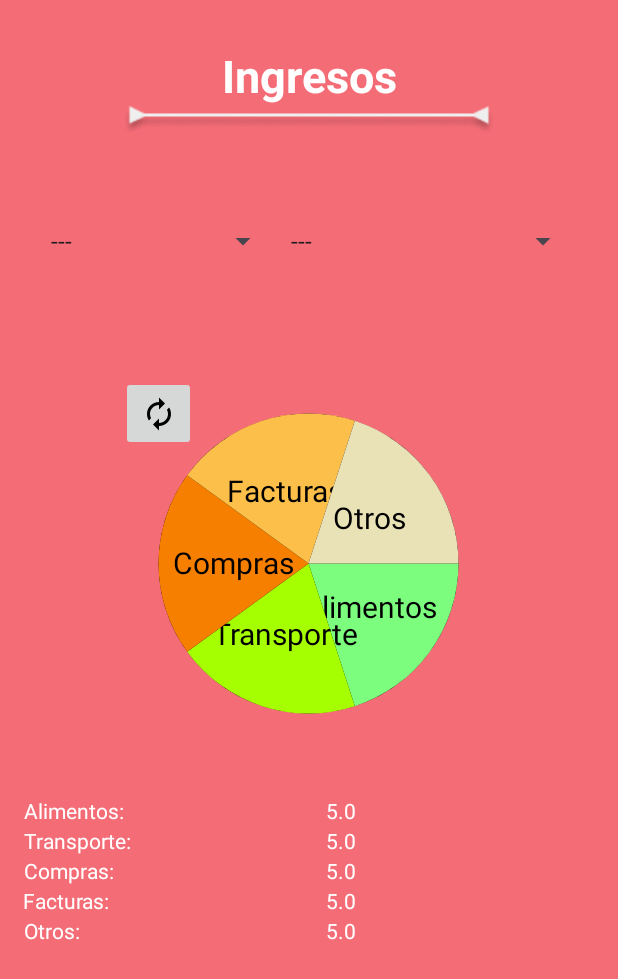
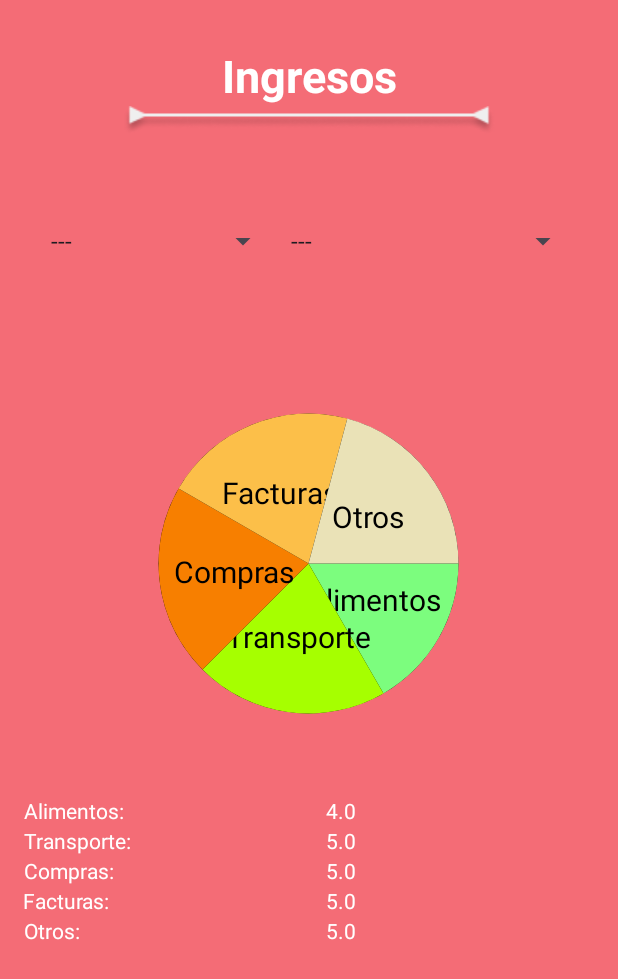
Before and after one commit to aracely-campa/Equipo1_proyectoFinal, an Android app: the GraficasActivity screen opened directly, with no data from a screen before it, on a phone screen of 412 x 824 dp. Shown: the top 979 px of the screen. Run offline under Robolectric (Android 15) with nearby library versions, the phone set to English and light mode, and no system bars; 2 statements that could not run were skipped.

Commit message:
filtro con gastos

```diff
--- a/Fianzas_Personales/app/src/main/AndroidManifest.xml
+++ b/Fianzas_Personales/app/src/main/AndroidManifest.xml
@@ -1,6 +1,7 @@
 <?xml version="1.0" encoding="utf-8"?>
 <manifest xmlns:android="http://schemas.android.com/apk/res/android"
     xmlns:tools="http://schemas.android.com/tools">
+
     <application
         android:allowBackup="true"
         android:dataExtractionRules="@xml/data_extraction_rules"
@@ -11,6 +12,9 @@
         android:supportsRtl="true"
         android:theme="@style/Theme.Fianzas_Personales"
         tools:targetApi="31">
+        <activity
+            android:name=".GraficaLineaActivity"
+            android:exported="true" />
         <activity
             android:name=".ActivityInicio"
             android:exported="false" />
@@ -34,8 +38,10 @@
             android:exported="true">
             <intent-filter>
                 <action android:name="android.intent.action.MAIN" />
+
                 <category android:name="android.intent.category.LAUNCHER" />
             </intent-filter>
         </activity>
     </application>
+
 </manifest>
--- a/Fianzas_Personales/app/src/main/java/campa/aracely/fianzas_personales/GraficasActivity.kt
+++ b/Fianzas_Personales/app/src/main/java/campa/aracely/fianzas_personales/GraficasActivity.kt
@@ -21,6 +21,7 @@ import org.json.JSONArray
 import org.json.JSONException
 import org.json.JSONObject
 import java.time.LocalDate
+import java.time.Month
 import java.time.format.DateTimeFormatter
 
 class GraficasActivity : AppCompatActivity() {
@@ -39,8 +40,8 @@ class GraficasActivity : AppCompatActivity() {
     lateinit var graphCompras: View
     lateinit var graphFacturas: View
     lateinit var graphOtros: View
-    lateinit var botonGuardar: View
     lateinit var spinner_categoria: Spinner
+    lateinit var spinner_mes: Spinner
     lateinit var textoSinDatos: View
 
     @RequiresApi(Build.VERSION_CODES.O)
@@ -85,7 +86,8 @@ class GraficasActivity : AppCompatActivity() {
                     "$currentYear-$fechaString",
                     DateTimeFormatter.ofPattern("yyyy-MM-dd")
                 )
-                val gastos = Gastos(nombre, porcentaje, color, monto, categorias, fecha)
+                val tipo = jsonArray.getJSONObject(i).getString("tipo")
+                val gastos = Gastos(nombre, porcentaje, color, monto, categorias, fecha, tipo)
 
                 lista.add(gastos)
             } catch (exception: JSONException) {
@@ -94,6 +96,8 @@ class GraficasActivity : AppCompatActivity() {
         }
         return lista
     }
+
+
 
     @RequiresApi(Build.VERSION_CODES.O)
     fun actualizarGrafica() {
@@ -120,15 +124,16 @@ class GraficasActivity : AppCompatActivity() {
         Log.d("porcentajes", "otros $pOtros")
 
         lista.clear()
-        lista.add(Gastos("", pAlimentos, R.color.ColorAlimentos, alimentos, "Alimentos", fecha))
-        lista.add(Gastos("", pTransporte, R.color.ColorTransporte, transporte, "Transporte", fecha))
-        lista.add(Gastos("", pCompras, R.color.ColorCompras, compras, "Compras", fecha))
-        lista.add(Gastos("", pFacturas, R.color.ColorFacturas, facturas, "Facturas", fecha))
-        lista.add(Gastos("", pOtros, R.color.ColorOtros, otros, "Otros", fecha))
+        lista.add(Gastos("", pAlimentos, R.color.ColorAlimentos, alimentos, "Alimentos", fecha, "Ingreso"))
+        lista.add(Gastos("", pTransporte, R.color.ColorTransporte, transporte, "Transporte", fecha,"Ingreso"))
+        lista.add(Gastos("", pCompras, R.color.ColorCompras, compras, "Compras", fecha,"Ingreso"))
+        lista.add(Gastos("", pFacturas, R.color.ColorFacturas, facturas, "Facturas", fecha,"Ingreso"))
+        lista.add(Gastos("", pOtros, R.color.ColorOtros, otros, "Otros", fecha,"Ingreso"))
 
         val fondo = CustomCircleDrawable(this, lista)
         graph.background = fondo
     }
+
     @RequiresApi(Build.VERSION_CODES.O)
     fun extraerDatos() {
         alimentos = 0.0F
@@ -137,21 +142,59 @@ class GraficasActivity : AppCompatActivity() {
         facturas = 0.0F
         otros = 0.0F
 
-        for (i in lista) {
-            when (i.categoria) {
-                "Alimentos" -> alimentos += i.monto
-                "Transporte" -> transporte += i.monto
-                "Compras" -> compras += i.monto
-                "Facturas" -> facturas += i.monto
-                "Otros" -> otros += i.monto
+        var ingresosAlimentos = 0.0F
+        var ingresosTransporte = 0.0F
+        var ingresosCompras = 0.0F
+        var ingresosFacturas = 0.0F
+        var ingresosOtros = 0.0F
+
+        for (gasto in lista) {
+            when (gasto.categoria) {
+                "Alimentos" -> {
+                    when (gasto.tipo) {
+                        "Gasto" -> alimentos += gasto.monto
+                        "Ingreso" -> ingresosAlimentos += gasto.monto
+                    }
+                }
+                "Transporte" -> {
+                    when (gasto.tipo) {
+                        "Gasto" -> transporte += gasto.monto
+                        "Ingreso" -> ingresosTransporte += gasto.monto
+                    }
+                }
+                "Compras" -> {
+                    when (gasto.tipo) {
+                        "Gasto" -> compras += gasto.monto
+                        "Ingreso" -> ingresosCompras += gasto.monto
+                    }
+                }
+                "Facturas" -> {
+                    when (gasto.tipo) {
+                        "Gasto" -> facturas += gasto.monto
+                        "Ingreso" -> ingresosFacturas += gasto.monto
+                    }
+                }
+                "Otros" -> {
+                    when (gasto.tipo) {
+                        "Gasto" -> otros += gasto.monto
+                        "Ingreso" -> ingresosOtros += gasto.monto
+                    }
+                }
             }
         }
+
+        // Restar los gastos de los ingresos
+        alimentos -= ingresosAlimentos
+        transporte -= ingresosTransporte
+        compras -= ingresosCompras
+        facturas -= ingresosFacturas
+        otros -= ingresosOtros
 
         // Actualizar la gráfica si hay datos, o mostrar el mensaje si no hay datos
         if (lista.isEmpty()) {
             // Mostrar el mensaje en lugar de la gráfica
             graph.visibility = View.GONE
-            textoSinDatos.visibility = View.VISIBLE // Asume que tienes un TextView con id textoSinDatos en tu layout
+            textoSinDatos.visibility = View.VISIBLE
         } else {
             // Actualizar los montos y la gráfica con los datos actuales
             actualizarGrafica()
@@ -160,41 +203,71 @@ class GraficasActivity : AppCompatActivity() {
         }
     }
 
+
     fun actualizarTextViews(listaFiltrada: List<Gastos>) {
-        val montoAlimentos: TextView = findViewById(R.id.textoAlimentos)
-        val montoTransporte: TextView = findViewById(R.id.textoTransporte)
-        val montoCompras: TextView = findViewById(R.id.textoCompras)
-        val montoFacturas: TextView = findViewById(R.id.textoFacturas)
-        val montoOtros: TextView = findViewById(R.id.textoOtros)
-
-        var alimentos = 0.0F
-        var transporte = 0.0F
-        var compras = 0.0F
-        var facturas = 0.0F
-        var otros = 0.0F
+        var montoAlimentos = 0.0F
+        var montoTransporte = 0.0F
+        var montoCompras = 0.0F
+        var montoFacturas = 0.0F
+        var montoOtros = 0.0F
 
         for (gasto in listaFiltrada) {
             when (gasto.categoria) {
-                "Alimentos" -> alimentos += gasto.monto
-                "Transporte" -> transporte += gasto.monto
-                "Compras" -> compras += gasto.monto
-                "Facturas" -> facturas += gasto.monto
-                "Otros" -> otros += gasto.monto
+                "Alimentos" -> montoAlimentos += gasto.monto
+                "Transporte" -> montoTransporte += gasto.monto
+                "Compras" -> montoCompras += gasto.monto
+                "Facturas" -> montoFacturas += gasto.monto
+                "Otros" -> montoOtros += gasto.monto
             }
         }
 
-        montoAlimentos.text = "$alimentos"
-        montoTransporte.text = "$transporte"
-        montoCompras.text = "$compras"
-        montoFacturas.text = "$facturas"
-        montoOtros.text = "$otros"
+        // Actualizar los TextViews con los nuevos montos
+        val montoAlimentosTextView: TextView = findViewById(R.id.textoAlimentos)
+        val montoTransporteTextView: TextView = findViewById(R.id.textoTransporte)
+        val montoComprasTextView: TextView = findViewById(R.id.textoCompras)
+        val montoFacturasTextView: TextView = findViewById(R.id.textoFacturas)
+        val montoOtrosTextView: TextView = findViewById(R.id.textoOtros)
+
+        montoAlimentosTextView.text = "$montoAlimentos"
+        montoTransporteTextView.text = "$montoTransporte"
+        montoComprasTextView.text = "$montoCompras"
+        montoFacturasTextView.text = "$montoFacturas"
+        montoOtrosTextView.text = "$montoOtros"
     }
 
+    @RequiresApi(Build.VERSION_CODES.O)
+    fun filtrarPorMes(mesSeleccionado: String) {
+        // Convertir el nombre del mes a su número correspondiente (1 para enero, 2 para febrero, etc.)
+        val numeroMes = when (spinner_mes.selectedItem) {
+            getString(R.string.enero) -> 1
+            getString(R.string.febrero) -> 2
+            getString(R.string.marzo) -> 3
+            getString(R.string.abril) -> 4
+            getString(R.string.mayo) -> 5
+            getString(R.string.junio) -> 6
+            getString(R.string.julio) -> 7
+            getString(R.string.agosto) -> 8
+            getString(R.string.septiembre) -> 9
+            getString(R.string.octubre) -> 10
+            getString(R.string.noviembre) -> 11
+            getString(R.string.diciembre) -> 12
+            else -> 0 // En caso de selección inválida o ---
+        }
 
+        // Filtrar la lista por el mes seleccionado
+        val listaFiltrada = lista.filter { it.fecha.monthValue == numeroMes }
+
+        // Actualizar la gráfica y los TextViews con los nuevos datos filtrados por mes
+        actualizarTextViews(listaFiltrada)
+        asignarColor()  // Asigna colores a los elementos filtrados
+
+        val fondo = CustomCircleDrawable(this, ArrayList(listaFiltrada))
+        graph.background = fondo
+    }
 
     fun filtrarCategoria() {
-        val categoriaSeleccionada = spinner_categoria.selectedItem.toString().toLowerCase().capitalize()
-        println(categoriaSeleccionada)
+        val categoriaSeleccionada =
+            spinner_categoria.selectedItem.toString().toLowerCase().capitalize()
 
         val listaFiltrada = if (categoriaSeleccionada == "---") {
             lista  // Mostrar todos los elementos
@@ -233,7 +306,7 @@ class GraficasActivity : AppCompatActivity() {
             j.put("color", i.color)
             j.put("monto", i.monto)
             j.put("categoria", i.categoria)
-            j.put("mes", i.mes)
+            j.put("mes", i.fecha)
             jsonArray.put(o, j)
             o++
         }
@@ -259,7 +332,7 @@ class GraficasActivity : AppCompatActivity() {
 
         graph = findViewById(R.id.graph)
 
-        botonGuardar = findViewById(R.id.guardar)
+
 
         val meses = listOf(
             "---",
@@ -289,13 +362,12 @@ class GraficasActivity : AppCompatActivity() {
         adapter.setDropDownViewResource(android.R.layout.simple_spinner_dropdown_item)
         spinner_mes.adapter = adapter
         spinner_mes.onItemSelectedListener = object : AdapterView.OnItemSelectedListener {
-            override fun onItemSelected(p0: AdapterView<*>?, p1: View?, position: Int, id: Long) {
-                val selectedItem = meses[position]
-
+            override fun onItemSelected(parent: AdapterView<*>?, view: View?, position: Int, id: Long) {
+                val mesSeleccionado = meses[position]
+                filtrarPorMes(mesSeleccionado)
             }
 
-            override fun onNothingSelected(parent: AdapterView<*>?) {
-            }
+            override fun onNothingSelected(parent: AdapterView<*>?) {}
         }
 
         val adapter2 = ArrayAdapter(this, android.R.layout.simple_spinner_item, categorias)
@@ -310,11 +382,14 @@ class GraficasActivity : AppCompatActivity() {
             override fun onNothingSelected(parent: AdapterView<*>?) {
             }
         }
-        lista.add(Gastos("", 5.0f, R.color.azul_claro, 5.0f, "Compras", LocalDate.now()))
-        lista.add(Gastos("", 5.0f, R.color.black, 5.0f, "Facturas", LocalDate.now()))
-        lista.add(Gastos("", 5.0f, R.color.azul_claro, 5.0f, "Alimentos", LocalDate.now()))
-        lista.add(Gastos("", 5.0f, R.color.black, 5.0f, "Transporte", LocalDate.now()))
-        lista.add(Gastos("", 5.0f, R.color.black, 5.0f, "Otros", LocalDate.now()))
+        lista.add(Gastos("", 5.0f, R.color.azul_claro, 5.0f, "Compras", LocalDate.now(),"Ingreso"))
+        lista.add(Gastos("", 5.0f, R.color.black, 5.0f, "Facturas", LocalDate.now(),"Ingreso"))
+
+        lista.add(Gastos("", 5.0f, R.color.azul_claro, 5.0f, "Alimentos", LocalDate.now(),"Ingreso"))
+        lista.add(Gastos("", 5.0f, R.color.azul_claro, 1.0f, "Alimentos", LocalDate.now(),"Gasto"))
+
+        lista.add(Gastos("", 5.0f, R.color.black, 5.0f, "Transporte", LocalDate.now(),"Ingreso"))
+        lista.add(Gastos("", 5.0f, R.color.black, 5.0f, "Otros", LocalDate.now(),"Ingreso"))
 
         actualizarGrafica()
         extraerDatos()
@@ -339,15 +414,6 @@ class GraficasActivity : AppCompatActivity() {
 
         }
 
-        botonGuardar.setOnClickListener {
-            guardar()
-            extraerDatos()
-            montoAlimentos.text = "$alimentos"
-            montoTransporte.text = "$transporte"
-            montoCompras.text = "$compras"
-            montoFacturas.text = "$facturas"
-            montoOtros.text = "$otros"
-        }
 
     }
 }
--- a/Fianzas_Personales/app/src/main/java/campa/aracely/fianzas_personales/utilities/Gastos.kt
+++ b/Fianzas_Personales/app/src/main/java/campa/aracely/fianzas_personales/utilities/Gastos.kt
@@ -4,10 +4,11 @@ import java.io.Serializable
 import java.time.LocalDate
 
 class Gastos(
-var nombre: String,
-var porcentaje: Float,
-var color: Int,
-var monto: Float,
-var categoria: String,
-var mes: LocalDate
-): Serializable
+    var nombre: String,
+    var porcentaje: Float,
+    var color: Int,
+    var monto: Float,
+    var categoria: String,
+    var fecha: LocalDate,
+    var tipo: String
+) : Serializable
--- a/Fianzas_Personales/app/src/main/res/layout/activity_graficas.xml
+++ b/Fianzas_Personales/app/src/main/res/layout/activity_graficas.xml
@@ -68,17 +68,6 @@
         android:layout_width="250dp"
         android:layout_height="250dp"
         android:layout_gravity="center_horizontal">
-
-        <ImageButton
-            android:id="@+id/guardar"
-            android:layout_width="50dp"
-            android:layout_height="50dp"
-            android:layout_marginHorizontal="10dp"
-            android:src="@drawable/baseline_autorenew_24"
-            tools:ignore="MissingConstraints"
-
-            tools:layout_editor_absoluteX="200dp"
-            tools:layout_editor_absoluteY="201dp" />
 
     </androidx.constraintlayout.widget.ConstraintLayout>
     <!-- Categorias -->
--- a/Fianzas_Personales/app/src/main/res/values/colors.xml
+++ b/Fianzas_Personales/app/src/main/res/values/colors.xml
@@ -16,4 +16,9 @@
     <color name="ColorCompras">#F77F00</color>
     <color name="ColorFacturas">#FCBF49</color>
     <color name="ColorOtros">#EAE2B7</color>
+
+    <color name="blue">#0019FF</color>
+    <color name="green">#37FF00</color>
+    <color name="orange">#FF5900</color>
+    <color name="red">#FF0015</color>
 </resources>
```
Also changed, not shown: Fianzas_Personales/app/src/main/java/campa/aracely/fianzas_personales/GraficaLineaActivity.kt (added, +48 -0 lines), Fianzas_Personales/app/src/main/java/campa/aracely/fianzas_personales/utilities/CustomBarDrawable.kt (deleted, +0 -64 lines), Fianzas_Personales/app/src/main/java/campa/aracely/fianzas_personales/utilities/CustomLineDrawable.kt (added, +54 -0 lines), Fianzas_Personales/app/src/main/res/drawable/custom_line_graph.xml (added, +10 -0 lines), Fianzas_Personales/app/src/main/res/layout/activity_grafica_linea.xml (added, +61 -0 lines).
